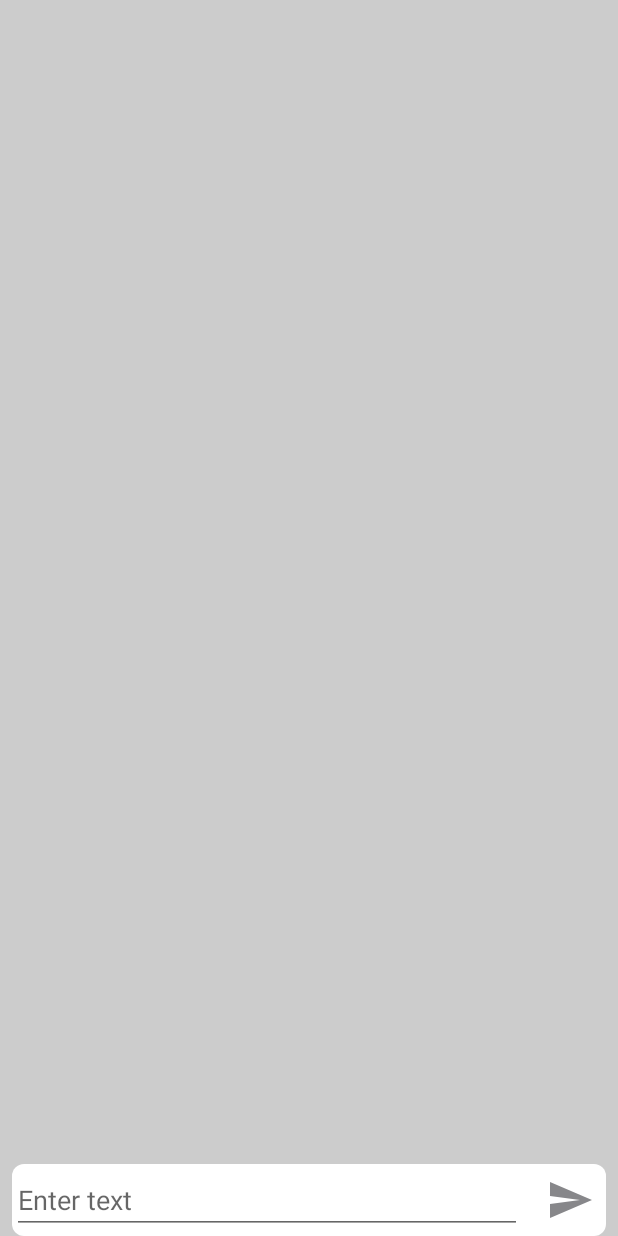
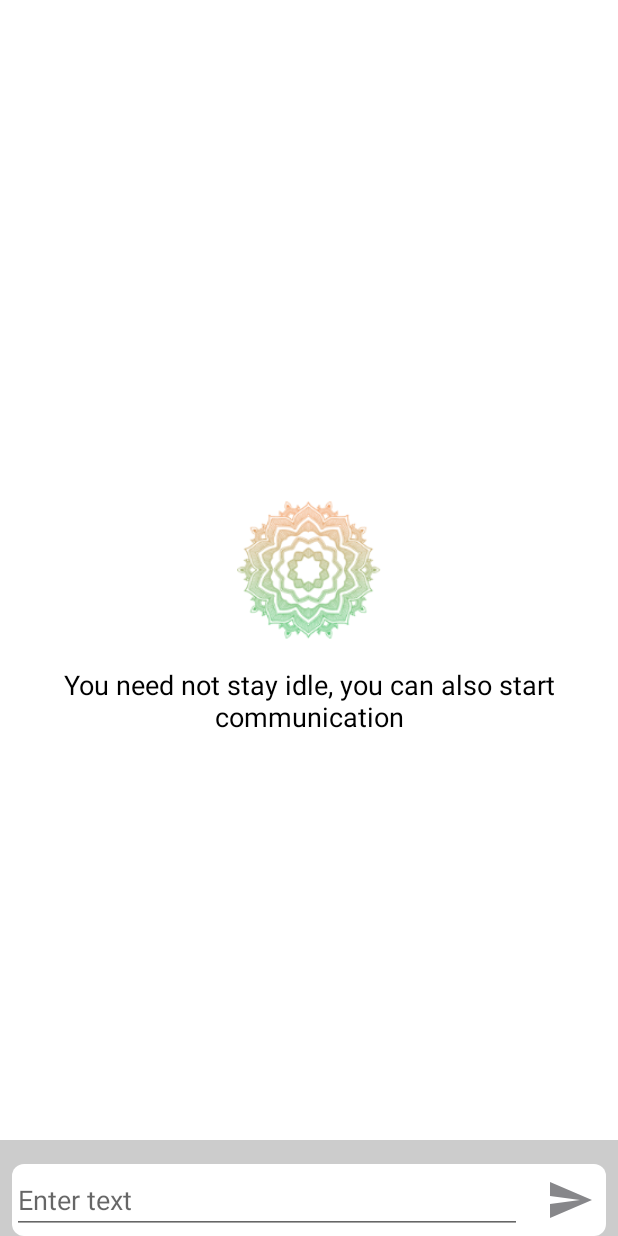
Before and after one commit to TansDeva/ChatSample, an Android app: the layout activity_chat.xml on its own in the app's theme, with its tools: preview values and no code run, on a phone screen of 412 x 824 dp. Run offline under Robolectric (Android 15) with nearby library versions, the phone set to English and light mode, and no system bars.

Commit message:
Layout item animation added & final commit

```diff
--- a/app/src/main/java/com/tanshul/chat/base/BaseChatHolder.kt
+++ b/app/src/main/java/com/tanshul/chat/base/BaseChatHolder.kt
@@ -18,11 +18,10 @@ open class BaseChatHolder(itemView: View) : RecyclerView.ViewHolder(itemView) {
     }
 
     fun setupLayout(chatModel: ChatModel, layout: ViewGroup, chatText: TextView, chatTime: TextView) {
-        val isMine = chatModel.from == ChatFrom.ME
-        layout.setBackgroundResource(if (isMine) R.drawable.bg_chat_mine else R.drawable.bg_chat_other)
+        layout.setBackgroundResource(if (chatModel.isMine) R.drawable.bg_chat_mine else R.drawable.bg_chat_other)
         layout.layoutParams = (layout.layoutParams as RelativeLayout.LayoutParams).apply {
             width = ChatActivity.layoutWidth
-            if (isMine) {
+            if (chatModel.isMine) {
                 addRule(RelativeLayout.ALIGN_PARENT_END)
             } else {
                 removeRule(RelativeLayout.ALIGN_PARENT_END)
--- a/app/src/main/java/com/tanshul/chat/model/ChatModel.kt
+++ b/app/src/main/java/com/tanshul/chat/model/ChatModel.kt
@@ -12,4 +12,5 @@ data class ChatModel(
     val timeStamp: Long = getTimeStamp()
 ) {
     var isPlaying = false
+    var isMine = from == ChatFrom.ME
 }
--- a/app/src/main/java/com/tanshul/chat/ui/activity/ChatActivity.kt
+++ b/app/src/main/java/com/tanshul/chat/ui/activity/ChatActivity.kt
@@ -18,6 +18,7 @@ import com.tanshul.chat.ui.adapter.ChatAdapter
 import com.tanshul.chat.ui.databinding.ActivityChatBinding
 import com.tanshul.chat.viewModel.ChatScreenViewModel
 import com.tanshul.chat.viewModel.ViewModelFactory
+import kotlinx.android.synthetic.main.activity_chat.view.*
 
 class ChatActivity : BaseActivity() {
     lateinit var viewModel: ChatScreenViewModel
@@ -44,6 +45,7 @@ class ChatActivity : BaseActivity() {
         layoutWidth = (ChatValues.ChatWidthRatio * deviceWidth).toInt()
         chatAdapter = ChatAdapter(mutableListOf())
         binding.chatList.adapter = chatAdapter
+        binding.chatList.setEmptyView(binding.emptyView)
 
         //Init ViewModel
         val factory = ViewModelFactory(ChatRepository())
--- a/app/src/main/res/layout/activity_chat.xml
+++ b/app/src/main/res/layout/activity_chat.xml
@@ -27,6 +27,38 @@
             app:layout_constraintTop_toTopOf="parent"
             app:layoutManager="androidx.recyclerview.widget.LinearLayoutManager"
             />
+
+        <RelativeLayout
+            android:id="@+id/emptyView"
+            android:background="@color/white"
+            android:layout_width="match_parent"
+            android:layout_height="0dp"
+            android:layout_marginBottom="@dimen/send_chat_margin"
+            app:layout_constraintBottom_toBottomOf="@+id/chatList"
+            app:layout_constraintLeft_toLeftOf="@+id/chatList"
+            app:layout_constraintRight_toRightOf="@+id/chatList"
+            app:layout_constraintTop_toTopOf="@+id/chatList">
+
+            <ImageView
+                android:id="@+id/appLogo"
+                android:layout_width="@dimen/splash_logo"
+                android:layout_height="@dimen/splash_logo"
+                android:layout_centerInParent="true"
+                android:src="@drawable/ic_app_logo"
+                />
+
+            <TextView
+                android:gravity="center_horizontal"
+                android:layout_below="@+id/appLogo"
+                android:layout_width="wrap_content"
+                android:layout_height="wrap_content"
+                android:layout_centerHorizontal="true"
+                android:layout_margin="@dimen/chat_empty_margin"
+                android:text="@string/chat_empty"
+                android:textColor="@color/black"
+                android:textSize="@dimen/chat_empty_text"
+                />
+        </RelativeLayout>
 
         <LinearLayout
             android:id="@+id/sendText"
--- a/app/src/main/res/layout/activity_splash.xml
+++ b/app/src/main/res/layout/activity_splash.xml
@@ -9,7 +9,7 @@
     <ImageView
         android:layout_width="@dimen/splash_logo"
         android:layout_height="@dimen/splash_logo"
-        android:src="@drawable/ic_launcher"
+        android:src="@drawable/ic_app_logo"
         app:layout_constraintBottom_toBottomOf="parent"
         app:layout_constraintLeft_toLeftOf="parent"
         app:layout_constraintRight_toRightOf="parent"
--- a/app/src/main/res/values/colors.xml
+++ b/app/src/main/res/values/colors.xml
@@ -12,5 +12,5 @@
     <color name="chatSendDisable">#87878A</color>
     <color name="chatSendIcon">#3700B3</color>
     <color name="chatMine">#FFAAD4</color>
-    <color name="chatOther">#888888</color>
+    <color name="chatOther">#AAAAAA</color>
 </resources>
--- a/app/src/main/res/values/dimens.xml
+++ b/app/src/main/res/values/dimens.xml
@@ -16,4 +16,6 @@
     <dimen name="chat_item_height_video">240dp</dimen>
     <dimen name="chat_audio_icon">48dp</dimen>
     <dimen name="chat_audio_padding">8dp</dimen>
+    <dimen name="chat_empty_margin">16dp</dimen>
+    <dimen name="chat_empty_text">18sp</dimen>
 </resources>
--- /dev/null
+++ b/app/src/main/res/values/integers.xml
@@ -0,0 +1,4 @@
+<?xml version="1.0" encoding="utf-8"?>
+<resources>
+    <integer name="list_item_duration">300</integer>
+</resources>
--- a/app/src/main/res/values/strings.xml
+++ b/app/src/main/res/values/strings.xml
@@ -1,4 +1,5 @@
 <resources>
     <string name="app_name">Chat UI</string>
     <string name="chat_hint">Enter text</string>
+    <string name="chat_empty">You need not stay idle, you can also start communication</string>
 </resources>
```
Also changed, not shown: app/src/main/java/com/tanshul/chat/helper/widget/EmptyRecyclerView.kt (+11 -14 lines), app/src/main/java/com/tanshul/chat/ui/adapter/ChatAdapter.kt (+10 -0 lines), app/src/main/res/anim/anim_slide_left.xml (added, +16 -0 lines), app/src/main/res/anim/anim_slide_right.xml (added, +16 -0 lines), app/src/main/res/drawable-xxxhdpi/ic_app_logo.png (added), app/src/main/res/drawable-xxxhdpi/ic_launcher.png.
